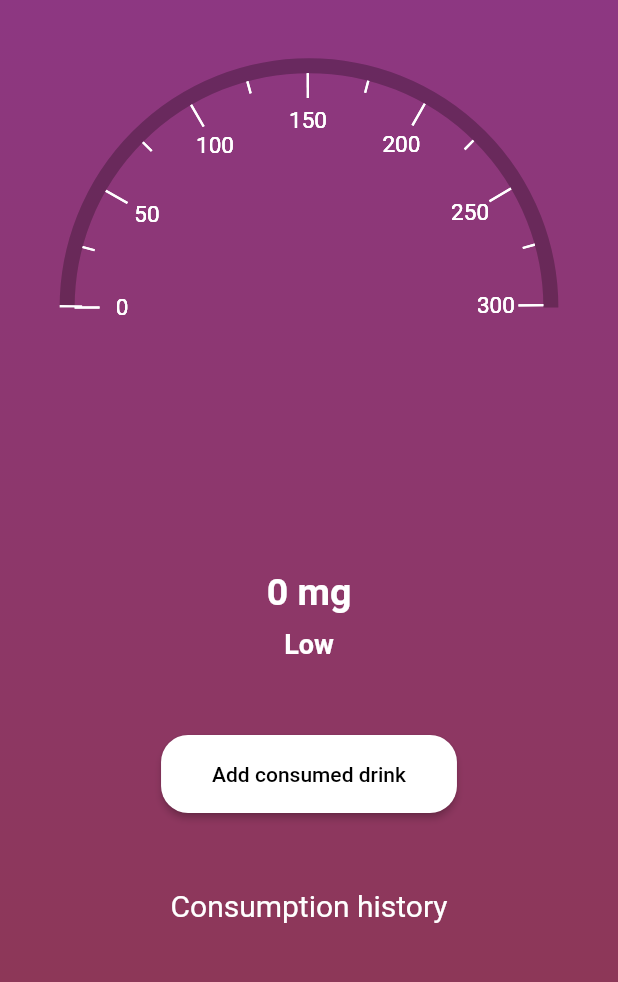
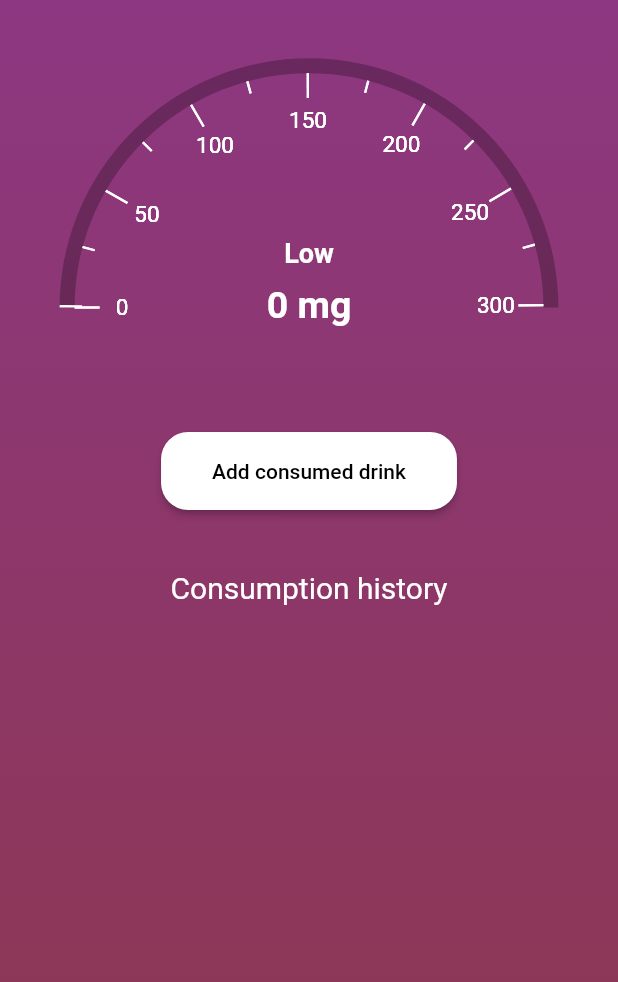
Before and after one commit to rikardro/HarmonyHub, a Flutter app: the CaffeineDetailedView screen opened directly, on a phone screen of 412 x 824 dp, the part 96-1078 px from its top. Run offline on Flutter 3.47's test engine with Material 2 defaults, Android fonts, the phone set to English and light mode, and no system bars; drawn by our look-alikes of syncfusion_flutter_gauges; our stand-ins replace bloc, cloud_firestore, equatable, firebase_auth, firebase_core, flutter_bloc and 1 more; missing offline and left inert: geolocator_platform_interface; accounts and stored records are empty; statements that could not run were skipped.

Commit message:
improved spacing

```diff
--- a/healthapp/lib/caffeine_detailed_view.dart
+++ b/healthapp/lib/caffeine_detailed_view.dart
@@ -78,12 +78,9 @@ class _CaffeineDetailedViewState extends State<CaffeineDetailedView> {
                                 return Column(
                                   children: [
 
-                                    /*Stack(
+                                    Stack(
                                       alignment:  AlignmentDirectional.center,
                                       children: [
-
-                                      ],
-                                    ),*/
                                         Stack(
                                           alignment: AlignmentDirectional.center,
                                           // clipBehavior: Clip.none, // <--- important part
@@ -159,11 +156,21 @@ class _CaffeineDetailedViewState extends State<CaffeineDetailedView> {
                                                 )
                                             ),
 
+
                                           ],
                                         ),
 
-
-
+                                        Column(
+                                          children: [
+                                            const SizedBox(height: 88,),
+                                            Text(
+                                              caffeineStatus,
+                                              style: const TextStyle(
+                                                  fontWeight: FontWeight.bold,
+                                                  fontSize: 18,
+                                                  color: Colors.white),
+                                            ),
+                                            const SizedBox(height: 10,),
                                             Text(
                                               "$roundedAmount mg",
                                               style: const TextStyle(
@@ -171,35 +178,9 @@ class _CaffeineDetailedViewState extends State<CaffeineDetailedView> {
                                                   fontSize: 25,
                                                   color: Colors.white),
                                             ),
-                                    const SizedBox(
-                                      height: 10,
-                                    ),
-                                    Text(
-                                      caffeineStatus,
-                                      style: const TextStyle(
-                                          fontWeight: FontWeight.bold,
-                                          fontSize: 18,
-                                          color: Colors.white),
-                                    ),
-                                  ],
-                                );
-                              }
-                            },
-                          )
-                        ],
-                      ),
-                    ),
-                    const SizedBox(height: 50),
+                                            const SizedBox(height: 10,),
+                                            const SizedBox(height : 60),
                                             ElevatedButton(
-                      /* onPressed: () {
-                        //TODO: Why does this not work?
-                        showModalBottomSheet(
-                          context: context,
-                          builder: (BuildContext context) {
-                            return const AddCaffeinePopup();
-                          },
-                        );
-                      }, */
                                               onPressed: () {
                                                 showModalBottomSheet(
                                                     shape: RoundedRectangleBorder(
@@ -225,7 +206,20 @@ class _CaffeineDetailedViewState extends State<CaffeineDetailedView> {
                                                     style: TextStyle(color: Colors.black)),
                                               ),
                                             ),
-                    const SizedBox(height: 50),
+                                          ],
+                                        ),
+
+                                      ],
+                                    ),
+                                  ],
+                                );
+                              }
+                            },
+                          )
+                        ],
+                      ),
+                    ),
+
                     const Text(
                       "Consumption history",
                       style: TextStyle(color: Colors.white, fontSize: 20),
```
Lines whose indentation alone changed are shown as unchanged.
